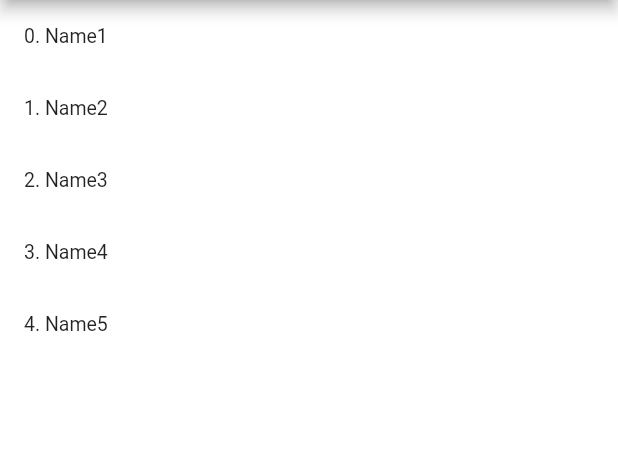
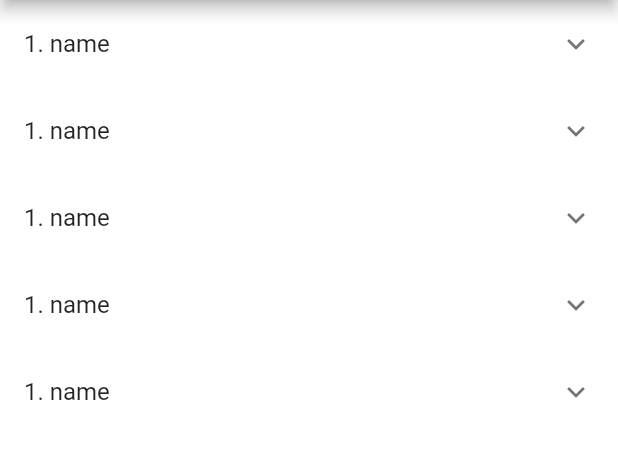
Before and after one commit to LaurenceOfValencia/quote-generator-app, a Flutter app: the screen it shows after launch, on a phone screen of 412 x 824 dp, the part 84-543 px from its top. Run offline on Flutter 3.47's test engine with Material 2 defaults, Android fonts, the phone set to English and light mode, and no system bars.

Commit message:
Get quote button added

```diff
--- a/lib/main.dart
+++ b/lib/main.dart
@@ -1,4 +1,5 @@
 import 'package:flutter/material.dart';
+import 'dart:math';
 
 void main() {
   runApp(const MyApp());
@@ -28,21 +29,44 @@ class MyApp extends StatelessWidget {
   }
 }
 
-class HomePage extends StatelessWidget {
+class HomePage extends StatefulWidget {
   const HomePage({Key? key}) : super(key: key);
 
   @override
+  _HomePageState createState() => _HomePageState();
+}
+
+class _HomePageState extends State<HomePage> {
+  List<String> quotes = [
+    "Quote 1",
+    "Quote 2",
+    "Quote 3",
+  ];
+
+  @override
   Widget build(BuildContext context) {
-    List<String> authorNames = ["Name1", "Name2", "Name3", "Name4", "Name5"];
-    return ListView(
-      children: List.generate(
-        5,
-        (index) => ListTile(
-          title: Text("$index. " + authorNames[index]),
-          dense: true,
-          onTap: () => buildText(context),
-        ),
+    return Stack(children: [
+      Column(
+        children: [
+          buildButton("name", 1),
+          buildButton("name", 1),
+          buildButton("name", 1),
+          buildButton("name", 1),
+          buildButton("name", 1),
+        ],
       ),
-    );
+    ]);
   }
 }
+
+Widget buildButton(name, order) => ExpansionTile(
+      title: Text("$order. " + name),
+      children: [
+        ListTile(
+            trailing: Text('Generate Quote!'),
+            onTap: () => _showMyDialog() //print("quote should appear"),
+            )
+      ],
+    );
+
+//generateNewRand () => ;
```
